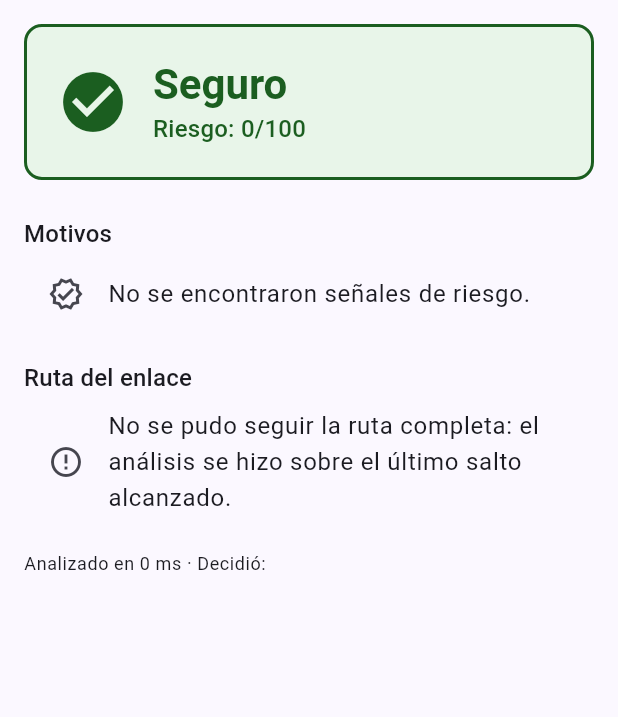
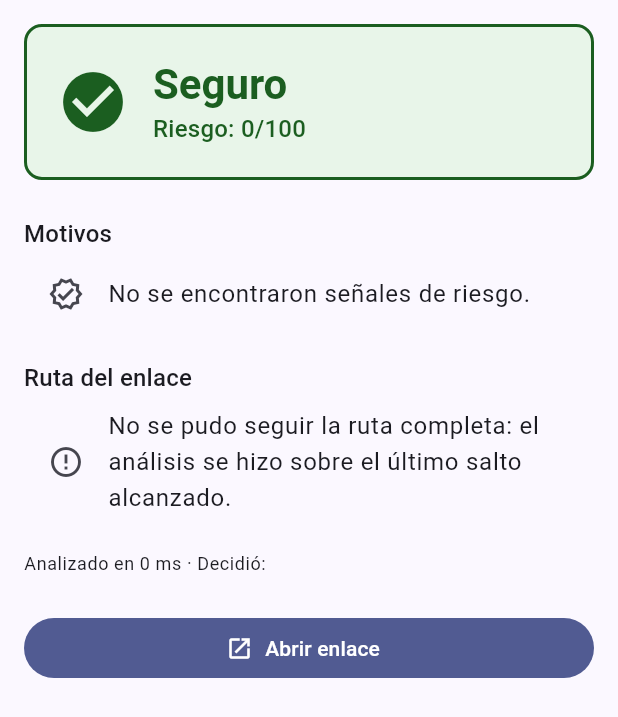
Before and after one commit to Mickaell22/qr-shield, a Flutter app: the ResultView widget shown alone on an empty page, opened directly with empty values, on a phone screen of 412 x 824 dp. Shown: the top 717 px of the screen. Run offline on Flutter 3.47's test engine with Material 3 defaults, Android fonts, the phone set to English and light mode, and no system bars; missing offline and left inert: mobile_scanner.

Commit message:
feat(app): abrir el enlace analizado con confirmaciones segun el veredicto

```diff
--- a/app/lib/result_view.dart
+++ b/app/lib/result_view.dart
@@ -1,6 +1,7 @@
 import 'package:flutter/material.dart';
 
 import 'motor_client.dart';
+import 'open_link.dart';
 
 // El veredicto se comunica con icono y texto ademas del color: el color solo
 // no alcanza para daltonismo. Primer plano oscuro sobre fondo claro (>7:1).
@@ -35,7 +36,14 @@ const _layers = {
 
 class ResultView extends StatelessWidget {
   final AnalyzeResult result;
-  const ResultView({super.key, required this.result});
+
+  /// Abre la URL fuera de la app. Inyectable para testear sin navegador.
+  final Launcher launch;
+  const ResultView({
+    super.key,
+    required this.result,
+    this.launch = launchExternal,
+  });
 
   @override
   Widget build(BuildContext context) {
@@ -123,6 +131,20 @@ class ResultView extends StatelessWidget {
           '${_layers[result.decidingLayer] ?? result.decidingLayer}',
           style: text.bodySmall,
         ),
+        const SizedBox(height: 24),
+        // Nunca se abre solo: el usuario decide despues de ver el veredicto.
+        if (result.verdict == Verdict.green)
+          FilledButton.icon(
+            onPressed: () => openAnalyzedLink(context, result, launch),
+            icon: const Icon(Icons.open_in_new),
+            label: const Text('Abrir enlace'),
+          )
+        else
+          OutlinedButton.icon(
+            onPressed: () => openAnalyzedLink(context, result, launch),
+            icon: const Icon(Icons.open_in_new),
+            label: const Text('Abrir de todos modos'),
+          ),
       ],
     );
   }
--- a/app/pubspec.yaml
+++ b/app/pubspec.yaml
@@ -32,6 +32,7 @@ dependencies:
     sdk: flutter
   http: ^1.6.0
   mobile_scanner: ^7.4.2
+  url_launcher: ^6.3.2
 
   # The following adds the Cupertino Icons font to your application.
   # Use with the CupertinoIcons class for iOS style icons.
```
Also changed, not shown: app/lib/open_link.dart (added, +94 -0 lines), app/pubspec.lock, 2 other files.
